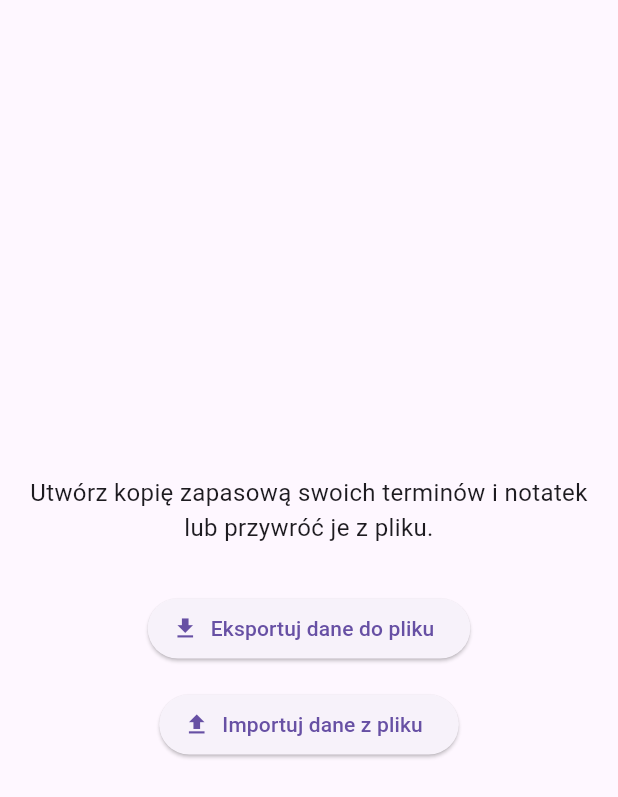
After one commit to Poted/WSEI-planner, a Flutter app: the SettingsScreen screen opened directly, after a tap on "Importuj dane z pliku", on a phone screen of 412 x 824 dp. The commit adds this screen. Shown: the top 797 px of the screen. Run offline on Flutter 3.47's test engine with Material 3 defaults, Android fonts, the phone set to English and light mode, and no system bars; our stand-ins replace file_picker, google_fonts, hive, hive_flutter, shared_preferences; missing offline and left inert: icalendar_parser, universal_html; accounts and stored records are empty.

Commit message:
feat: add settings and note saving

```diff
--- a/lib/main.dart
+++ b/lib/main.dart
@@ -15,6 +15,7 @@ import 'credit.dart';
 import 'credits_screen.dart';
 import 'deadline.dart';
 import 'deadlines_screen.dart';
+import 'settings_screen.dart';
 
 const MaterialColor wseiGreen = MaterialColor(
   _wseiGreenPrimaryValue,
@@ -436,7 +437,7 @@ class _ScheduleScreenState extends State<ScheduleScreen> {
 
   @override
   Widget build(BuildContext context) {
-    final titles = ['Najbliższe', 'Plan zajęć', 'Zaliczenia', 'Terminy'];
+    final titles = ['Najbliższe', 'Plan zajęć', 'Zaliczenia', 'Terminy', 'Ustawienia'];
 
     return Scaffold(
       appBar: AppBar(
@@ -515,6 +516,7 @@ class _ScheduleScreenState extends State<ScheduleScreen> {
                 _buildGroupedScheduleList(allEntries),
                 const CreditsScreen(),
                 const DeadlinesScreen(),
+                const SettingsScreen(),
               ],
             );
           }
@@ -530,6 +532,7 @@ class _ScheduleScreenState extends State<ScheduleScreen> {
               icon: Icon(Icons.calendar_month), label: 'Plan'),
           BottomNavigationBarItem(icon: Icon(Icons.school), label: 'Zaliczenia'),
           BottomNavigationBarItem(icon: Icon(Icons.task_alt), label: 'Terminy'),
+          BottomNavigationBarItem(icon: Icon(Icons.settings), label: 'Ustawienia'),
         ],
         currentIndex: _selectedIndex,
         onTap: _onItemTapped,
--- /dev/null
+++ b/lib/settings_screen.dart
@@ -0,0 +1,171 @@
+// lib/settings_screen.dart
+import 'dart:convert';
+import 'dart:io';
+import 'package:flutter/foundation.dart' show kIsWeb;
+import 'package:flutter/material.dart';
+import 'package:hive_flutter/hive_flutter.dart';
+import 'package:file_picker/file_picker.dart';
+import 'package:universal_html/html.dart' as html;
+
+import 'credit.dart';
+import 'deadline.dart';
+
+// Zmieniamy na StatefulWidget
+class SettingsScreen extends StatefulWidget {
+  const SettingsScreen({super.key});
+
+  @override
+  State<SettingsScreen> createState() => _SettingsScreenState();
+}
+
+class _SettingsScreenState extends State<SettingsScreen> {
+  Future<void> _exportData() async {
+    final subjectsBox = Hive.box<Subject>('subjects');
+    final deadlinesBox = Hive.box<Deadline>('deadlines');
+
+    final List<Map<String, dynamic>> subjectsJson =
+        subjectsBox.values.map((subject) {
+      return {
+        'name': subject.name,
+        'parts': subject.parts.map((part) {
+          return {
+            'type': part.type,
+            'lecturer': part.lecturer,
+            'isPassed': part.isPassed,
+            'deadlines': part.deadlines.map((d) => d.toIso8601String()).toList(),
+            'notes': part.notes,
+          };
+        }).toList(),
+      };
+    }).toList();
+
+    final List<Map<String, dynamic>> deadlinesJson =
+        deadlinesBox.values.map((deadline) {
+      return {
+        'name': deadline.name,
+        'date': deadline.date.toIso8601String(),
+      };
+    }).toList();
+
+    final backupData = {
+      'subjects': subjectsJson,
+      'deadlines': deadlinesJson,
+    };
+
+    final jsonString = jsonEncode(backupData);
+
+    if (kIsWeb) {
+      final bytes = utf8.encode(jsonString);
+      final blob = html.Blob([bytes]);
+      final url = html.Url.createObjectUrlFromBlob(blob);
+      html.AnchorElement(href: url)
+        ..setAttribute("download", "wsei_planner_backup.json")
+        ..click();
+      html.Url.revokeObjectUrl(url);
+    } else {
+      if (!mounted) return;
+      ScaffoldMessenger.of(context).showSnackBar(
+          const SnackBar(content: Text('Eksport dostępny tylko w wersji webowej.')));
+    }
+  }
+
+  Future<void> _importData() async {
+    final result = await FilePicker.platform.pickFiles(
+      type: FileType.custom,
+      allowedExtensions: ['json'],
+      withData: kIsWeb,
+    );
+
+    if (result != null) {
+      try {
+        String jsonString;
+        if (kIsWeb) {
+          final fileBytes = result.files.single.bytes!;
+          jsonString = utf8.decode(fileBytes);
+        } else {
+          final path = result.files.single.path!;
+          jsonString = await File(path).readAsString(encoding: utf8);
+        }
+
+        final backupData = jsonDecode(jsonString);
+
+        final subjectsBox = Hive.box<Subject>('subjects');
+        final partsBox = Hive.box<CreditPart>('credit_parts');
+        final deadlinesBox = Hive.box<Deadline>('deadlines');
+
+        await subjectsBox.clear();
+        await partsBox.clear();
+        await deadlinesBox.clear();
+
+        final List subjectsJson = backupData['subjects'] ?? [];
+        for (var subjectData in subjectsJson) {
+          final List partsData = subjectData['parts'] ?? [];
+          final List<CreditPart> creditParts = partsData.map((partData) {
+            return CreditPart(
+              type: partData['type'],
+              lecturer: partData['lecturer'],
+              isPassed: partData['isPassed'],
+              notes: partData['notes'],
+              deadlines: (partData['deadlines'] as List)
+                  .map((d) => DateTime.parse(d))
+                  .toList(),
+            );
+          }).toList();
+
+          await partsBox.addAll(creditParts);
+          subjectsBox.add(Subject(
+              name: subjectData['name'],
+              parts: HiveList(partsBox, objects: creditParts)));
+        }
+
+        final List deadlinesJson = backupData['deadlines'] ?? [];
+        for (var deadlineData in deadlinesJson) {
+          deadlinesBox.add(Deadline(
+              name: deadlineData['name'],
+              date: DateTime.parse(deadlineData['date'])));
+        }
+
+        if (!mounted) return;
+        ScaffoldMessenger.of(context).showSnackBar(
+            const SnackBar(content: Text('Dane zostały pomyślnie przywrócone!')));
+      } catch (e) {
+        if (!mounted) return;
+        ScaffoldMessenger.of(context)
+            .showSnackBar(SnackBar(content: Text('Błąd importu: $e')));
+      }
+    }
+  }
+
+  @override
+  Widget build(BuildContext context) {
+    return Scaffold(
+      body: Center(
+        child: Padding(
+          padding: const EdgeInsets.all(16.0),
+          child: Column(
+            mainAxisAlignment: MainAxisAlignment.center,
+            children: [
+              const Text(
+                'Utwórz kopię zapasową swoich terminów i notatek lub przywróć je z pliku.',
+                textAlign: TextAlign.center,
+                style: TextStyle(fontSize: 16),
+              ),
+              const SizedBox(height: 32),
+              ElevatedButton.icon(
+                icon: const Icon(Icons.file_download),
+                label: const Text('Eksportuj dane do pliku'),
+                onPressed: _exportData,
+              ),
+              const SizedBox(height: 16),
+              ElevatedButton.icon(
+                icon: const Icon(Icons.file_upload),
+                label: const Text('Importuj dane z pliku'),
+                onPressed: _importData,
+              ),
+            ],
+          ),
+        ),
+      ),
+    );
+  }
+}
--- a/pubspec.yaml
+++ b/pubspec.yaml
@@ -39,6 +39,7 @@ dependencies:
   google_fonts: ^6.2.1
   file_picker: ^6.2.0
   shared_preferences: ^2.2.3
+  universal_html: ^2.2.4
 
   # The following adds the Cupertino Icons font to your application.
   # Use with the CupertinoIcons class for iOS style icons.
```
Also changed, not shown: pubspec.lock.
